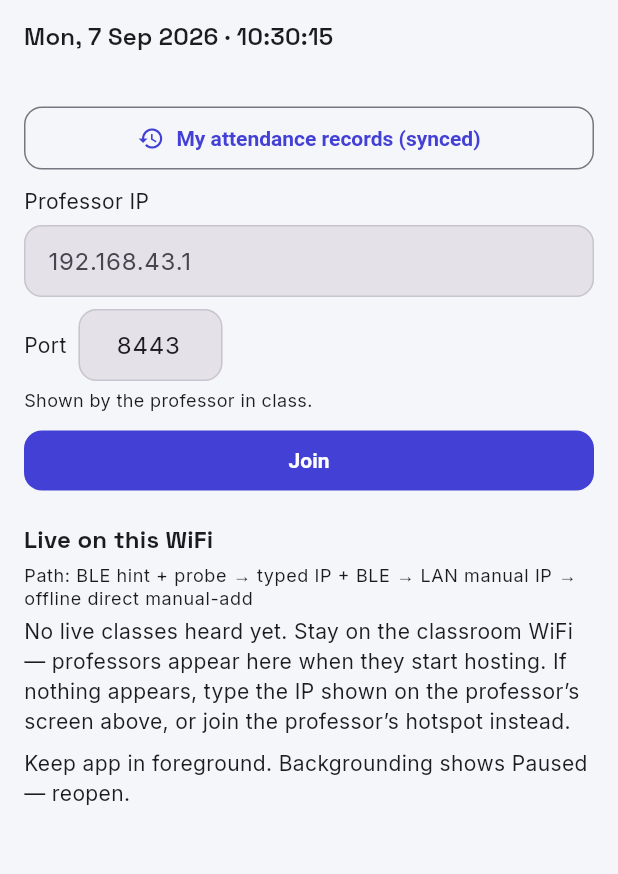
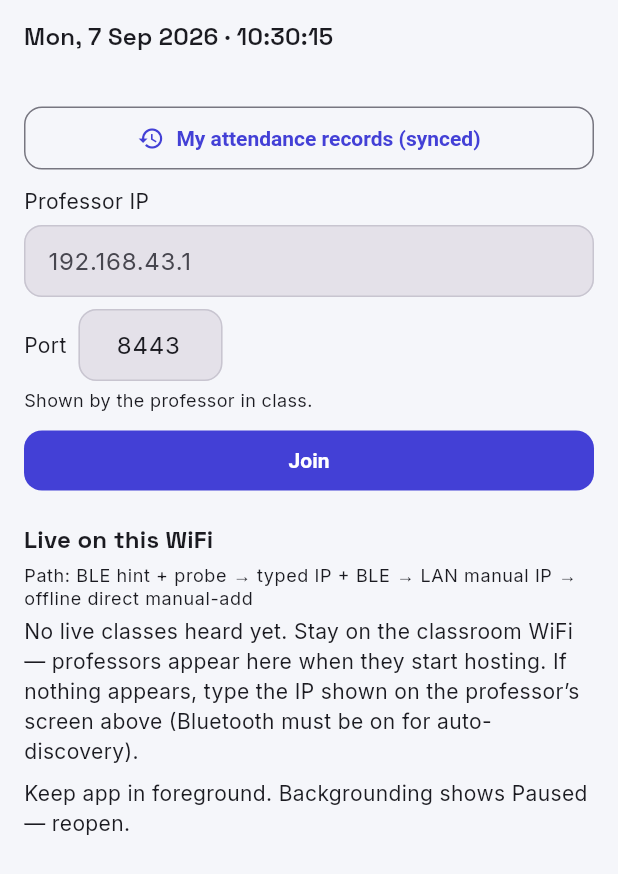
Before and after one commit to Swarnadip-Kar/Proximity, a Flutter app: the BrowseClassesView widget shown alone on an empty page, opened directly with empty values, on a phone screen of 412 x 824 dp. Shown: the top 874 px of the screen. Run offline on Flutter 3.47's test engine with Material 3 defaults, Android fonts, the phone set to English and light mode, and no system bars; our stand-ins replace basic_utils, camera, cloud_firestore, connectivity_plus, firebase_auth, firebase_core and 10 more; missing offline and left inert: dart:js_interop, dbus, ed25519_edwards, face_verification, universal_ble; accounts and stored records are empty; statements that could not run were skipped.

Commit message:
No-hotspot consistency: UI copy matches the fixed mechanism

```diff
--- a/apps/proximity_app/lib/features/live/live_setup.dart
+++ b/apps/proximity_app/lib/features/live/live_setup.dart
@@ -1,5 +1,5 @@
 // Live setup (prof live): everything the professor configures BEFORE the
-// first Start — display name, announce-IP picker, hotspot guidance, and
+// first Start — display name, announce-IP picker, visibility guidance, and
 // the Bluetooth/permission error line.
 //
 // This section is idle-time only: once the window is LIVE the header owns
@@ -47,9 +47,9 @@ Future<String?> showAnnounceIpDialog(
   );
 }
 /// Pre-window setup block. [hosting] false + no error reads as the
-/// transient 'Starting host…' line; the name field + hotspot guidance show
-/// only while idle (hosting && !live); the announce line, IP picker, and
-/// error line show whenever their data exists.
+/// transient 'Starting host…' line; the name field + visibility guidance
+/// show only while idle (hosting && !live); the announce line, IP picker,
+/// and error line show whenever their data exists.
 class LiveSetupSection extends StatelessWidget {
   final bool hosting;
   final bool live;
@@ -87,7 +87,7 @@ class LiveSetupSection extends StatelessWidget {
         if (hosting && !live) ...[
           const SizedBox(height: 8),
           const Text(
-              'Advertising on WiFi + Bluetooth — students can see this class now and join the waiting area. Tap Start when the class has joined. If students on institute WiFi can\u2019t see it, switch this phone to hotspot and rejoin it from their side.'),
+              'Advertising on WiFi + Bluetooth — students can see this class now and join the waiting area. Tap Start when the class has joined. If students on institute WiFi can\u2019t see it, have them type the IP shown below (this screen) with Bluetooth on — discovery broadcasts are advisory, the typed IP always works.'),
           const SizedBox(height: 8),
           TextField(
             controller: nameCtrl,
--- a/apps/proximity_app/lib/features/mark/browse_classes.dart
+++ b/apps/proximity_app/lib/features/mark/browse_classes.dart
@@ -132,7 +132,7 @@ class BrowseClassesView extends StatelessWidget {
             const Padding(
               padding: EdgeInsets.fromLTRB(16, 4, 16, 0),
               child: Text(
-                  'No live classes heard yet. Stay on the classroom WiFi — professors appear here when they start hosting. If nothing appears, type the IP shown on the professor\u2019s screen above, or join the professor\u2019s hotspot instead.'),
+                  'No live classes heard yet. Stay on the classroom WiFi — professors appear here when they start hosting. If nothing appears, type the IP shown on the professor\u2019s screen above (Bluetooth must be on for auto-discovery).'),
             )
           else
             for (var i = 0; i < live.length; i++)
```
Also changed, not shown: 1 other file.
